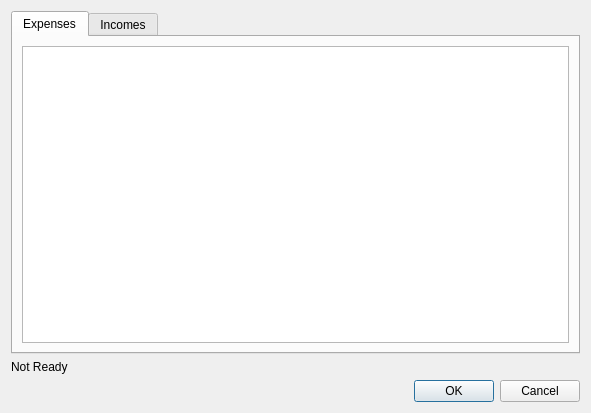
This is app/postimportdialog.ui in DarkHobbit/homewallet as Qt 5 draws it before an edit. The edited form follows.
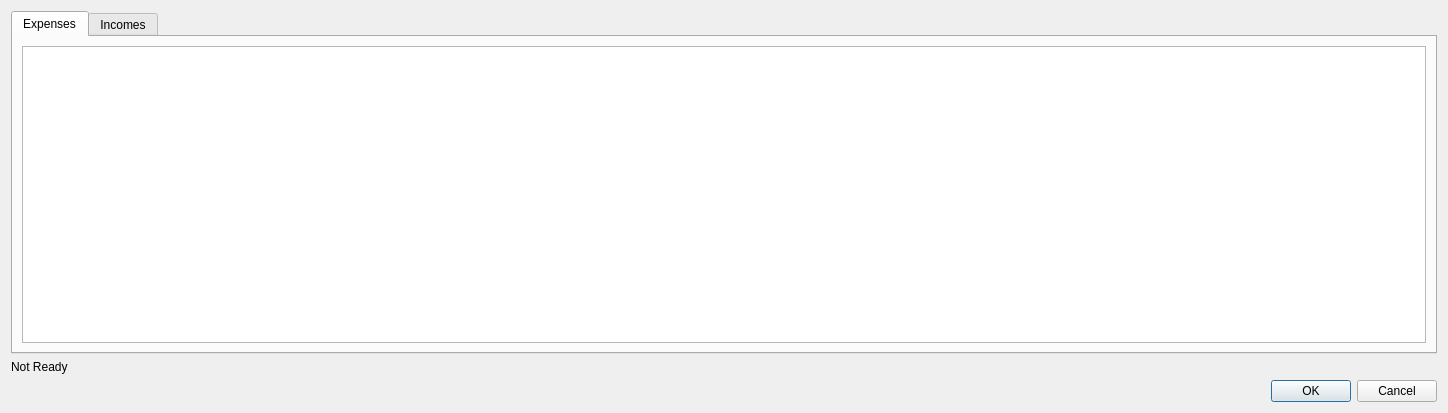
This is the edited form.

Patch:
```diff
--- a/app/postimportdialog.ui
+++ b/app/postimportdialog.ui
@@ -6,7 +6,7 @@
    <rect>
     <x>0</x>
     <y>0</y>
-    <width>591</width>
+    <width>1448</width>
     <height>413</height>
    </rect>
   </property>
```
